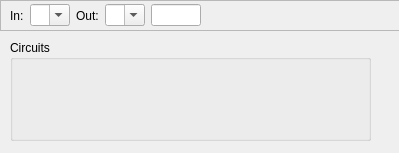
First picture: the form in lightapp/ui/QDesigner/SlotWidget.ui, repository raphigaziano/lightapp, before the edit.
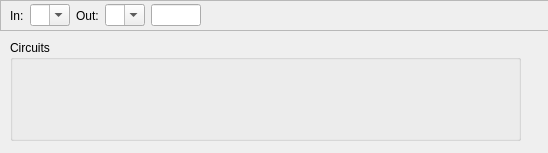
Second picture: the form after the edit.

Commit message: generating circtuis cboxes

What changed in the file:
```diff
--- a/lightapp/ui/QDesigner/SlotWidget.ui
+++ b/lightapp/ui/QDesigner/SlotWidget.ui
@@ -6,7 +6,7 @@
    <rect>
     <x>0</x>
     <y>0</y>
-    <width>399</width>
+    <width>548</width>
     <height>153</height>
    </rect>
   </property>
@@ -18,7 +18,7 @@
   </property>
   <property name="minimumSize">
    <size>
-    <width>382</width>
+    <width>399</width>
     <height>153</height>
    </size>
   </property>
@@ -30,7 +30,7 @@
     <rect>
      <x>0</x>
      <y>0</y>
-     <width>401</width>
+     <width>551</width>
      <height>31</height>
     </rect>
    </property>
@@ -49,7 +49,7 @@
      <rect>
       <x>10</x>
       <y>0</y>
-      <width>361</width>
+      <width>511</width>
       <height>31</height>
      </rect>
     </property>
@@ -161,7 +161,7 @@
     <rect>
      <x>10</x>
      <y>40</y>
-     <width>361</width>
+     <width>511</width>
      <height>101</height>
     </rect>
    </property>
@@ -171,6 +171,17 @@
    <property name="flat">
     <bool>false</bool>
    </property>
+   <widget class="QWidget" name="gridLayoutWidget">
+    <property name="geometry">
+     <rect>
+      <x>10</x>
+      <y>10</y>
+      <width>501</width>
+      <height>80</height>
+     </rect>
+    </property>
+    <layout class="QGridLayout" name="cboxes_layout"/>
+   </widget>
   </widget>
  </widget>
  <resources/>
```
The commit also changes 8 other files.
